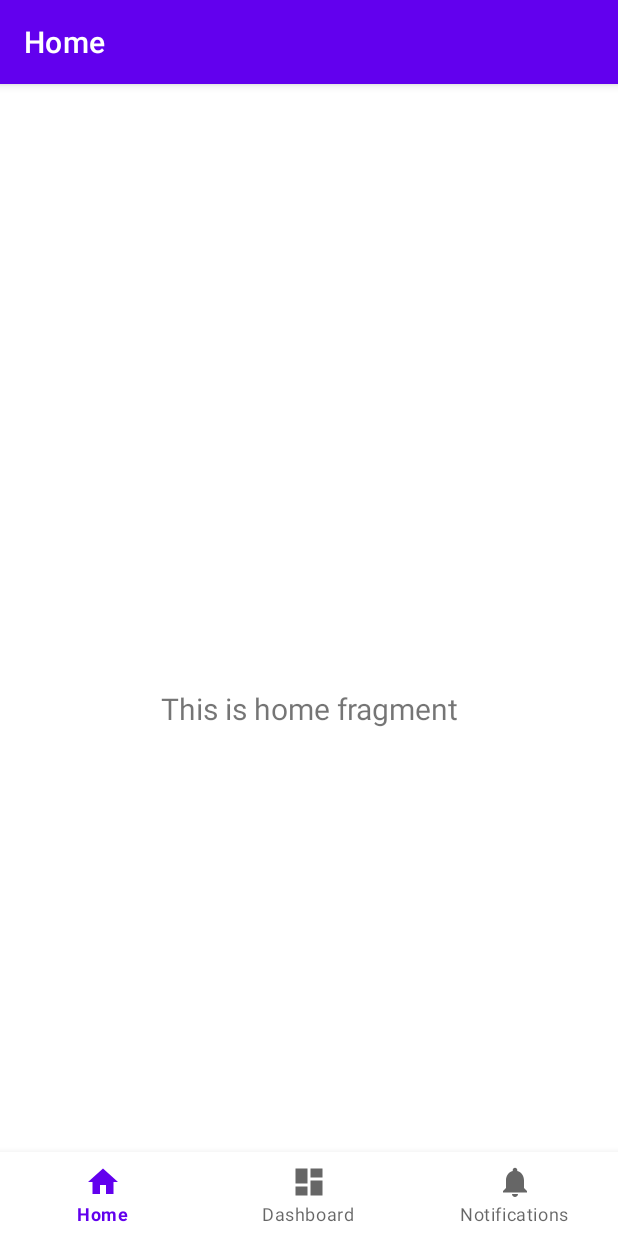
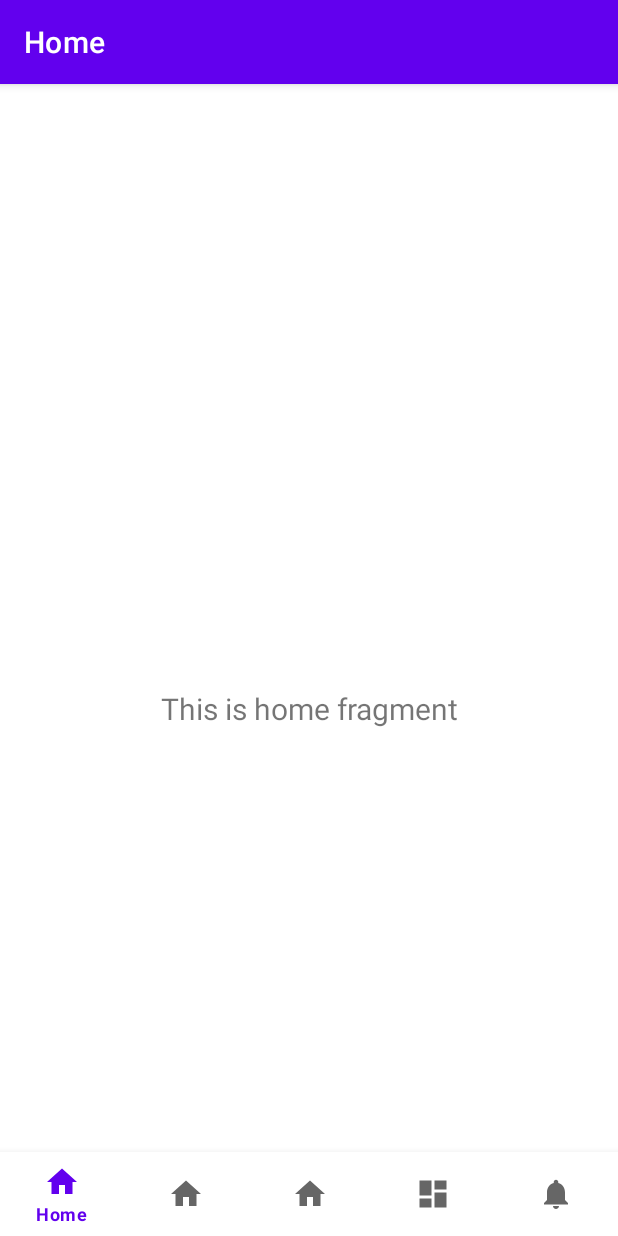
Before and after one commit to tim-littlefair/transit-emv-checker, an Android app: the screen it shows after launch (MainActivity), on a phone screen of 412 x 824 dp. Run offline under Robolectric (Android 15) with nearby library versions, the phone set to English and light mode, and no system bars; our stand-ins replace navigation-ui.

Commit message:
Added additional navigable tabs for 'Transit' and 'EMV Details'

```diff
--- a/android-app/src/main/res/menu/bottom_nav_menu.xml
+++ b/android-app/src/main/res/menu/bottom_nav_menu.xml
@@ -5,6 +5,16 @@
             android:id="@+id/navigation_home"
             android:icon="@drawable/ic_home_black_24dp"
             android:title="@string/title_home"/>
+
+    <item
+            android:id="@+id/navigation_transit"
+            android:icon="@drawable/ic_home_black_24dp"
+            android:title="@string/title_transit"/>
+
+    <item
+            android:id="@+id/navigation_emv_details"
+            android:icon="@drawable/ic_home_black_24dp"
+            android:title="@string/title_emv_details"/>
 
     <item
             android:id="@+id/navigation_dashboard"
@@ -15,5 +25,10 @@
             android:id="@+id/navigation_notifications"
             android:icon="@drawable/ic_notifications_black_24dp"
             android:title="@string/title_notifications"/>
-
+<!--
+    <item
+            android:id="@+id/navigation_about"
+            android:icon="@drawable/ic_home_black_24dp"
+            android:title="@string/title_about"/>
+-->
 </menu>
--- a/android-app/src/main/res/values/strings.xml
+++ b/android-app/src/main/res/values/strings.xml
@@ -1,6 +1,9 @@
 <resources>
     <string name="app_name">BottomNavigationTemplate</string>
     <string name="title_home">Home</string>
+    <string name="title_transit">Transit</string>
+    <string name="title_emv_details">EMV Details</string>
     <string name="title_dashboard">Dashboard</string>
     <string name="title_notifications">Notifications</string>
+    <string name="title_about">About</string>
 </resources>
```
